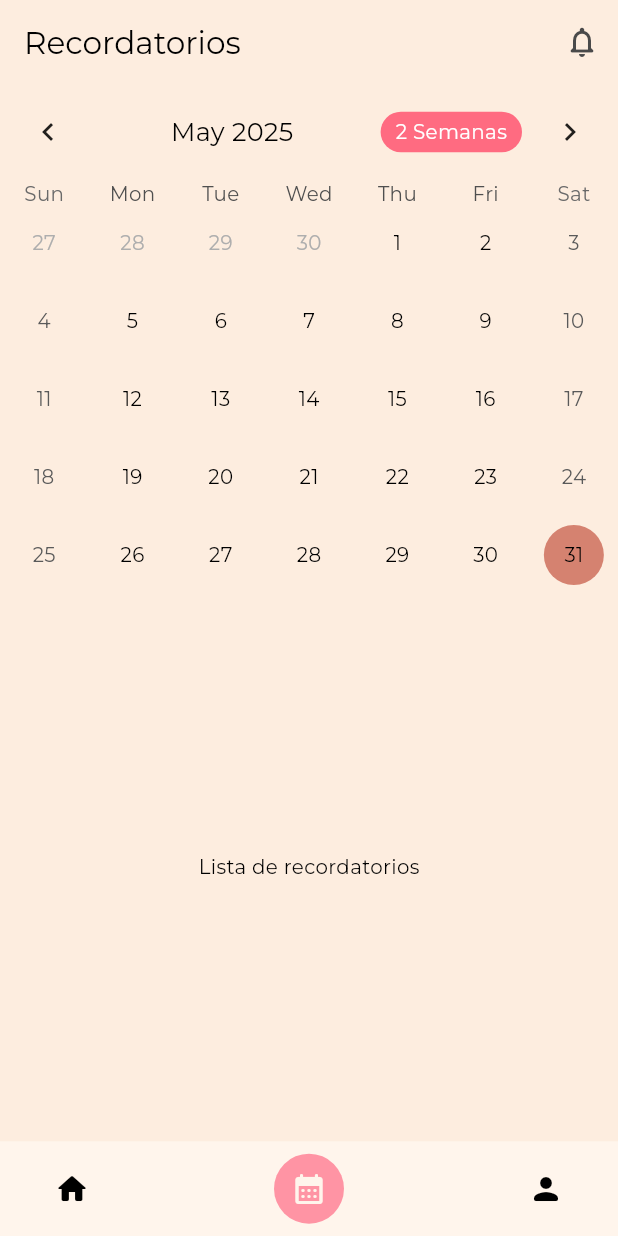
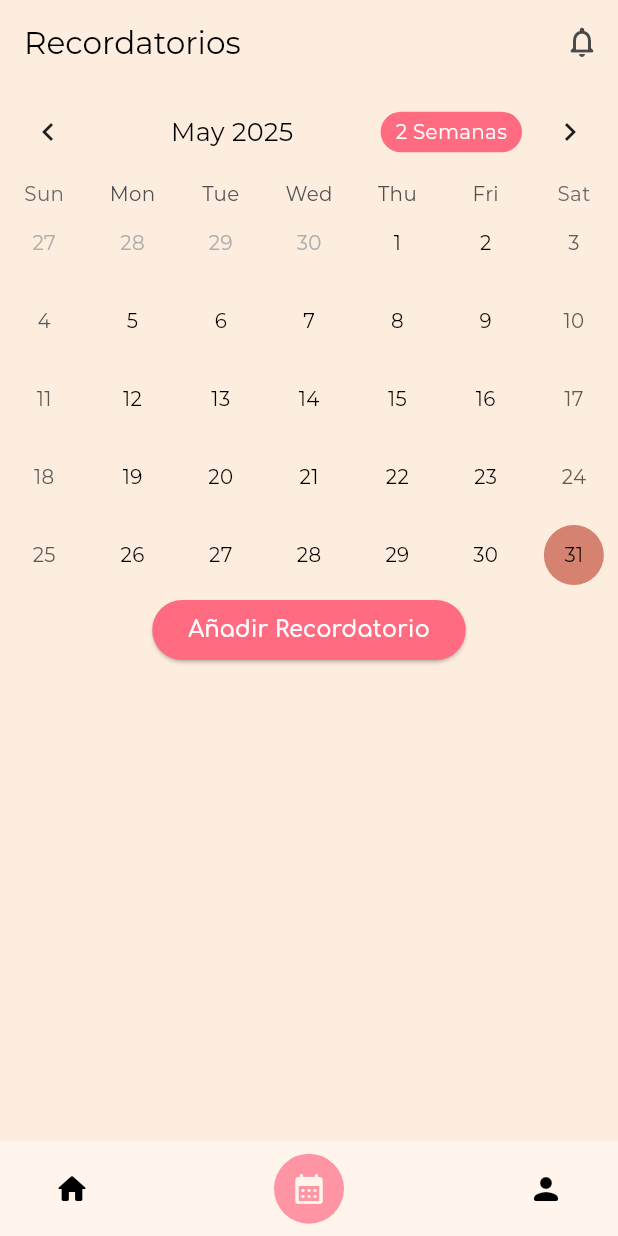
Before and after one commit to PettoORG/petto, a Flutter app: the HomeScreen screen opened by its route, swiped to page 2, on a phone screen of 412 x 824 dp. Run offline on Flutter 3.47's test engine with Material 3 defaults, Android fonts, the phone set to English and light mode, and no system bars; drawn by our look-alikes of google_nav_bar, table_calendar; our stand-ins replace cached_network_image, cloud_firestore, dartz, easy_localization, firebase_auth, firebase_core and 19 more; missing offline and left inert: image_picker_android, image_picker_platform_interface; accounts and stored records are empty; generated files the repository leaves out were written again.

Commit message:
reminder UI module impl

```diff
--- a/lib/app/router/app_router.dart
+++ b/lib/app/router/app_router.dart
@@ -9,6 +9,7 @@ import 'package:petto/onboarding/router.dart' as onboarding_router;
 import 'package:petto/home/router.dart' as home_router;
 import 'package:petto/pets/router.dart' as pets_router;
 import 'package:petto/users/router.dart' as users_router;
+import 'package:petto/reminders/router.dart' as reminders_router;
 
 /// Application-level router that aggregates all feature routes.
 class AppRouter {
@@ -28,6 +29,7 @@ class AppRouter {
         ...home_router.$appRoutes,
         ...pets_router.$appRoutes,
         ...users_router.$appRoutes,
+        ...reminders_router.$appRoutes,
       ],
     );
   }
--- a/lib/home/presentation/screens/home_screen.dart
+++ b/lib/home/presentation/screens/home_screen.dart
@@ -4,7 +4,7 @@ import 'package:flutter_screenutil/flutter_screenutil.dart';
 import 'package:hooks_riverpod/hooks_riverpod.dart';
 import 'package:petto/app/theme/app_theme_sizes.dart';
 import 'package:petto/auth/application/auth_notifier.dart';
-import 'package:petto/home/presentation/widgets/calendar_view.dart';
+import 'package:petto/home/presentation/widgets/reminder_view.dart';
 import 'package:petto/home/presentation/widgets/profile_view.dart';
 
 class HomeScreen extends StatefulHookConsumerWidget {
@@ -68,7 +68,7 @@ class _HomeScreenState extends ConsumerState<HomeScreen> {
                     ref.read(authNotifierProvider.notifier).signOut();
                   },
                   child: Text(''))),
-          CalendarView(),
+          ReminderView(),
           ProfileView(),
         ],
       ),
--- a/lib/home/presentation/widgets/calendar_view.dart
+++ b/lib/home/presentation/widgets/reminder_view.dart
@@ -1,14 +1,15 @@
 import 'package:flutter/material.dart';
+import 'package:petto/reminders/router.dart';
 import 'package:table_calendar/table_calendar.dart';
 
-class CalendarView extends StatefulWidget {
-  const CalendarView({super.key});
+class ReminderView extends StatefulWidget {
+  const ReminderView({super.key});
 
   @override
-  State<CalendarView> createState() => _CalendarViewState();
+  State<ReminderView> createState() => _ReminderViewState();
 }
 
-class _CalendarViewState extends State<CalendarView> {
+class _ReminderViewState extends State<ReminderView> {
   // Current month/week in view
   late DateTime _focusedDay;
   // Last tapped day (nullable)
@@ -86,8 +87,11 @@ class _CalendarViewState extends State<CalendarView> {
           ),
         ),
         // Placeholder content
-        const Expanded(
-          child: Center(child: Text('Lista de recordatorios')),
+        Center(
+          child: ElevatedButton(
+            onPressed: () => ReminderDetailRoute(reminderId: '0').push(context),
+            child: Text('Añadir Recordatorio'),
+          ),
         ),
       ],
     );
```
Also changed, not shown: lib/reminders/presentation/screens/reminder_details_screen.dart (added, +22 -0 lines), lib/reminders/presentation/screens/reminder_list_screen.dart (added, +14 -0 lines), lib/reminders/router.dart (added, +38 -0 lines), lib/reminders/router.g.dart (added).
